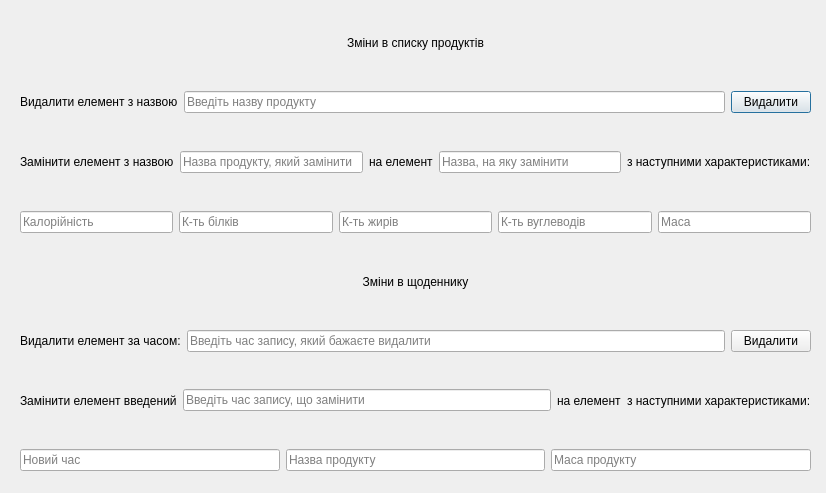
This is foodchangeinfo.ui in Stalkeroid13/Health_statistic as Qt 5 draws it before an edit. The edited form follows.
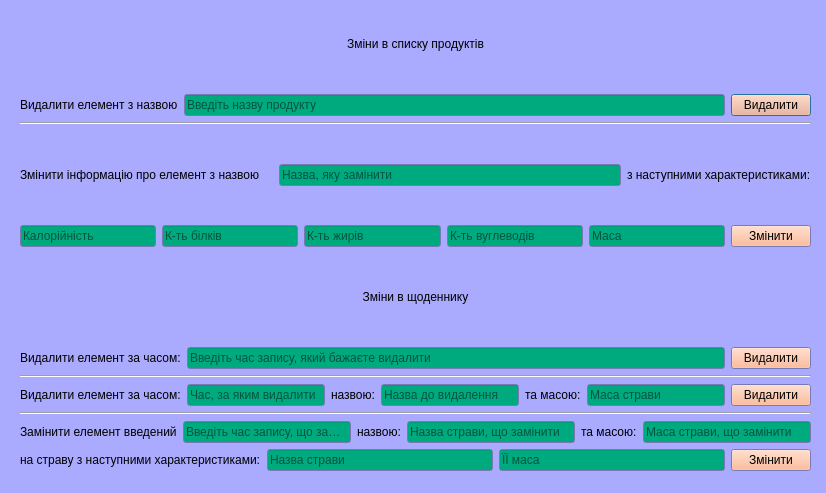
This is the edited form.

What changed in the file:
```diff
--- a/foodchangeinfo.ui
+++ b/foodchangeinfo.ui
@@ -10,6 +10,97 @@
     <height>493</height>
    </rect>
   </property>
+  <property name="palette">
+   <palette>
+    <active>
+     <colorrole role="Button">
+      <brush brushstyle="SolidPattern">
+       <color alpha="255">
+        <red>255</red>
+        <green>170</green>
+        <blue>127</blue>
+       </color>
+      </brush>
+     </colorrole>
+     <colorrole role="Base">
+      <brush brushstyle="SolidPattern">
+       <color alpha="255">
+        <red>0</red>
+        <green>170</green>
+        <blue>127</blue>
+       </color>
+      </brush>
+     </colorrole>
+     <colorrole role="Window">
+      <brush brushstyle="SolidPattern">
+       <color alpha="255">
+        <red>170</red>
+        <green>170</green>
+        <blue>255</blue>
+       </color>
+      </brush>
+     </colorrole>
+    </active>
+    <inactive>
+     <colorrole role="Button">
+      <brush brushstyle="SolidPattern">
+       <color alpha="255">
+        <red>255</red>
+        <green>170</green>
+        <blue>127</blue>
+       </color>
+      </brush>
+     </colorrole>
+     <colorrole role="Base">
+      <brush brushstyle="SolidPattern">
+       <color alpha="255">
+        <red>0</red>
+        <green>170</green>
+        <blue>127</blue>
+       </color>
+      </brush>
+     </colorrole>
+     <colorrole role="Window">
+      <brush brushstyle="SolidPattern">
+       <color alpha="255">
+        <red>170</red>
+        <green>170</green>
+        <blue>255</blue>
+       </color>
+      </brush>
+     </colorrole>
+    </inactive>
+    <disabled>
+     <colorrole role="Button">
+      <brush brushstyle="SolidPattern">
+       <color alpha="255">
+        <red>255</red>
+        <green>170</green>
+        <blue>127</blue>
+       </color>
+      </brush>
+     </colorrole>
+     <colorrole role="Base">
+      <brush brushstyle="SolidPattern">
+       <color alpha="255">
+        <red>170</red>
+        <green>170</green>
+        <blue>255</blue>
+       </color>
+      </brush>
+     </colorrole>
+     <colorrole role="Window">
+      <brush brushstyle="SolidPattern">
+       <color alpha="255">
+        <red>170</red>
+        <green>170</green>
+        <blue>255</blue>
+       </color>
+      </brush>
+     </colorrole>
+    </disabled>
+   </palette>
+  </property>
   <property name="windowTitle">
    <string>Dialog</string>
   </property>
@@ -58,33 +149,33 @@
       </item>
      </layout>
     </item>
+    <item>
+     <widget class="Line" name="line_3">
+      <property name="orientation">
+       <enum>Qt::Orientation::Horizontal</enum>
+      </property>
+     </widget>
+    </item>
     <item>
      <layout class="QHBoxLayout" name="horizontalLayout_3">
       <item>
        <widget class="QLabel" name="label_5">
         <property name="text">
-         <string>Замінити елемент з назвою</string>
-        </property>
-       </widget>
-      </item>
-      <item>
-       <widget class="QLineEdit" name="lineEdit_10">
-        <property name="placeholderText">
-         <string>Назва продукту, який замінити</string>
+         <string>Змінити інформацію про елемент з назвою</string>
         </property>
        </widget>
       </item>
       <item>
        <widget class="QLabel" name="label_6">
         <property name="text">
-         <string>на елемент</string>
+         <string/>
         </property>
        </widget>
       </item>
       <item>
        <widget class="QLineEdit" name="lineEdit_4">
         <property name="placeholderText">
-         <string>Назва, на яку замінити</string>
+         <string>Назва, яку замінити</string>
         </property>
        </widget>
       </item>
@@ -143,6 +234,13 @@
         </property>
        </widget>
       </item>
+      <item>
+       <widget class="QPushButton" name="pushButton_3">
+        <property name="text">
+         <string>Змінити</string>
+        </property>
+       </widget>
+      </item>
      </layout>
     </item>
     <item>
@@ -180,6 +278,73 @@
       </item>
      </layout>
     </item>
+    <item>
+     <widget class="Line" name="line">
+      <property name="orientation">
+       <enum>Qt::Orientation::Horizontal</enum>
+      </property>
+     </widget>
+    </item>
+    <item>
+     <layout class="QHBoxLayout" name="horizontalLayout_6">
+      <item>
+       <widget class="QLabel" name="label_12">
+        <property name="text">
+         <string>Видалити елемент за часом:</string>
+        </property>
+       </widget>
+      </item>
+      <item>
+       <widget class="QLineEdit" name="lineEdit_13">
+        <property name="placeholderText">
+         <string>Час, за яким видалити</string>
+        </property>
+       </widget>
+      </item>
+      <item>
+       <widget class="QLabel" name="label_13">
+        <property name="text">
+         <string>назвою:</string>
+        </property>
+       </widget>
+      </item>
+      <item>
+       <widget class="QLineEdit" name="lineEdit_14">
+        <property name="placeholderText">
+         <string>Назва до видалення</string>
+        </property>
+       </widget>
+      </item>
+      <item>
+       <widget class="QLabel" name="label_15">
+        <property name="text">
+         <string>та масою:</string>
+        </property>
+       </widget>
+      </item>
+      <item>
+       <widget class="QLineEdit" name="lineEdit_30">
+        <property name="placeholderText">
+         <string>Маса страви</string>
+        </property>
+       </widget>
+      </item>
+      <item>
+       <widget class="QPushButton" name="pushButton_5">
+        <property name="text">
+         <string>Видалити</string>
+        </property>
+       </widget>
+      </item>
+     </layout>
+    </item>
+    <item>
+     <widget class="Line" name="line_2">
+      <property name="orientation">
+       <enum>Qt::Orientation::Horizontal</enum>
+      </property>
+     </widget>
+    </item>
     <item>
      <layout class="QHBoxLayout" name="horizontalLayout_5">
       <item>
@@ -199,39 +364,60 @@
       <item>
        <widget class="QLabel" name="label_10">
         <property name="text">
-         <string>на елемент</string>
+         <string>назвою:</string>
         </property>
        </widget>
       </item>
-      <item>
-       <widget class="QLabel" name="label_11">
-        <property name="text">
-         <string>з наступними характеристиками:</string>
-        </property>
-       </widget>
-      </item>
-     </layout>
-    </item>
-    <item>
-     <layout class="QHBoxLayout" name="horizontalLayout_11">
       <item>
        <widget class="QLineEdit" name="lineEdit_26">
         <property name="placeholderText">
-         <string>Новий час</string>
+         <string>Назва страви, що замінити</string>
+        </property>
+       </widget>
+      </item>
+      <item>
+       <widget class="QLabel" name="label_14">
+        <property name="text">
+         <string>та масою:</string>
+        </property>
+       </widget>
+      </item>
+      <item>
+       <widget class="QLineEdit" name="lineEdit_29">
+        <property name="placeholderText">
+         <string>Маса страви, що замінити</string>
+        </property>
+       </widget>
+      </item>
+     </layout>
+    </item>
+    <item>
+     <layout class="QHBoxLayout" name="horizontalLayout_11">
+      <item>
+       <widget class="QLabel" name="label_11">
+        <property name="text">
+         <string>на страву з наступними характеристиками:</string>
         </property>
        </widget>
       </item>
       <item>
        <widget class="QLineEdit" name="lineEdit_27">
         <property name="placeholderText">
-         <string>Назва продукту</string>
+         <string>Назва страви</string>
         </property>
        </widget>
       </item>
       <item>
        <widget class="QLineEdit" name="lineEdit_28">
         <property name="placeholderText">
-         <string>Маса продукту</string>
+         <string>ЇЇ маса</string>
+        </property>
+       </widget>
+      </item>
+      <item>
+       <widget class="QPushButton" name="pushButton_4">
+        <property name="text">
+         <string>Змінити</string>
         </property>
        </widget>
       </item>
```
